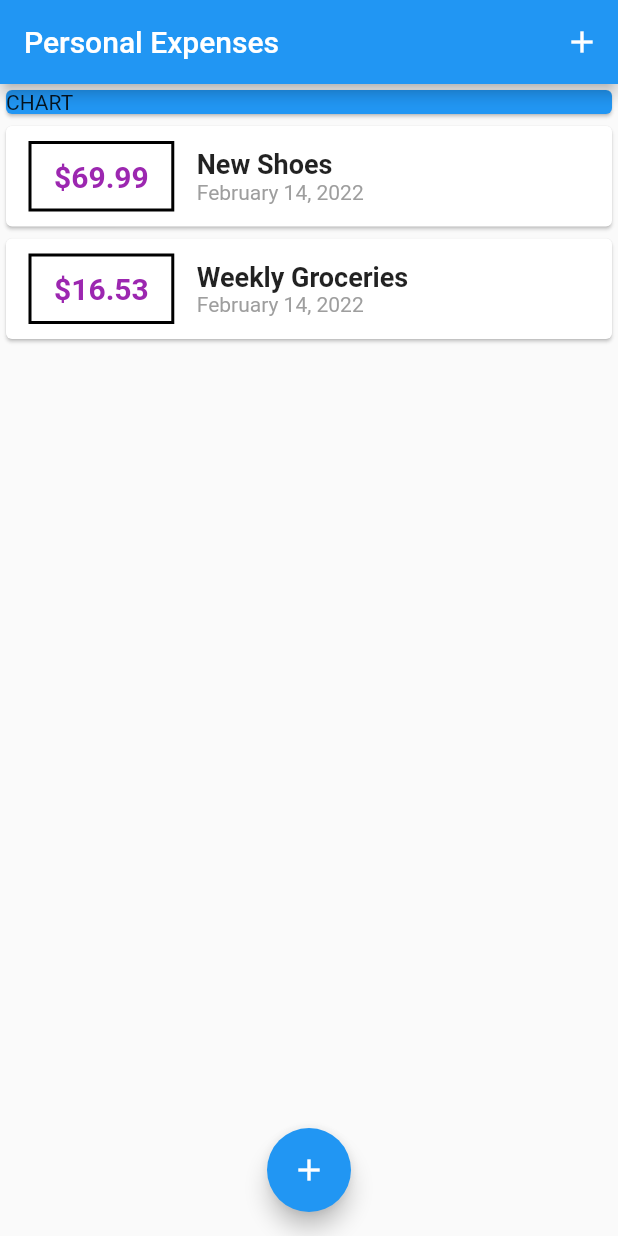
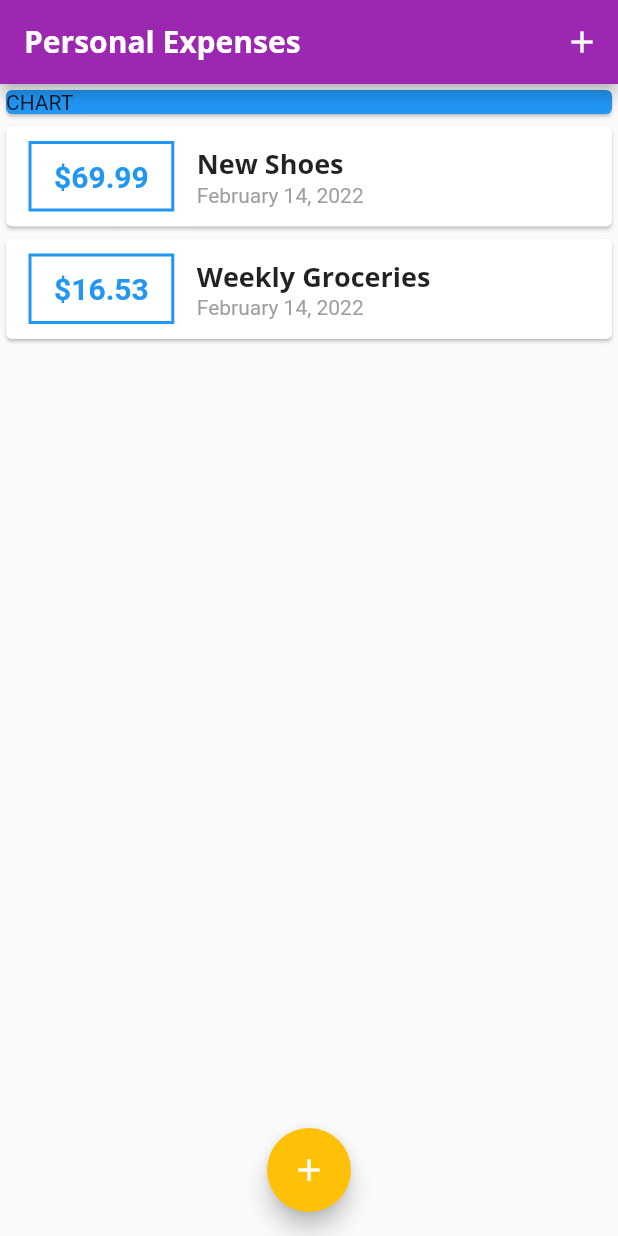
Before and after one commit to ahmetsarac/flutter-personal-expenses, a Flutter app: the screen it shows after launch, on a phone screen of 412 x 824 dp. Run offline on Flutter 3.47's test engine with Material 2 defaults, Android fonts, the phone set to English and light mode, and no system bars.

Commit message:
Theming and font changes are done.

```diff
--- a/lib/main.dart
+++ b/lib/main.dart
@@ -11,9 +11,27 @@ class PersonalExpensesApp extends StatelessWidget {
 
   @override
   Widget build(BuildContext context) {
-    return const MaterialApp(
+    return MaterialApp(
       title: 'Personal Expenses App',
-      home: HomePage(),
+      theme: ThemeData(
+        fontFamily: 'Quicksand',
+        textTheme: ThemeData.light().textTheme.copyWith(
+            titleMedium: const TextStyle(
+                fontFamily: 'OpenSans',
+                fontWeight: FontWeight.bold,
+                fontSize: 18)),
+        appBarTheme: const AppBarTheme(
+          titleTextStyle: TextStyle(
+            fontFamily: 'OpenSans',
+            fontSize: 20,
+            fontWeight: FontWeight.bold,
+          ),
+        ),
+      ).copyWith(
+          colorScheme: ColorScheme.fromSwatch(
+        primarySwatch: Colors.purple,
+      ).copyWith(secondary: Colors.amber)),
+      home: const HomePage(),
     );
   }
 }
@@ -66,7 +84,9 @@ class _HomePageState extends State<HomePage> {
   Widget build(BuildContext context) {
     return Scaffold(
       appBar: AppBar(
-        title: const Text('Personal Expenses'),
+        title: const Text(
+          'Personal Expenses',
+        ),
         actions: [
           IconButton(
             icon: const Icon(Icons.add),
--- a/lib/widgets/transaction_list.dart
+++ b/lib/widgets/transaction_list.dart
@@ -27,15 +27,15 @@ class TransactionList extends StatelessWidget {
                   ),
                   decoration: BoxDecoration(
                       border: Border.all(
-                    color: Colors.black,
+                    color: Theme.of(context).primaryColor,
                     width: 2,
                   )),
                   child: Text(
                     '\$${transactions[index].amount.toStringAsFixed(2)}',
-                    style: const TextStyle(
+                    style: TextStyle(
                         fontWeight: FontWeight.bold,
                         fontSize: 20,
-                        color: Colors.purple),
+                        color: Theme.of(context).primaryColor),
                   ),
                 ),
                 Column(
@@ -43,10 +43,7 @@ class TransactionList extends StatelessWidget {
                   children: [
                     Text(
                       transactions[index].title,
-                      style: const TextStyle(
-                        fontSize: 18,
-                        fontWeight: FontWeight.bold,
-                      ),
+                      style: Theme.of(context).textTheme.titleMedium,
                     ),
                     Text(
                       DateFormat.yMMMMd().format(transactions[index].date),
```
Also changed, not shown: pubspec.yaml (+11 -14 lines), assets/fonts/OpenSans-Bold.ttf (added), assets/fonts/OpenSans-Regular.ttf (added), assets/fonts/Quicksand-Bold.ttf (added), assets/fonts/Quicksand-Light.ttf (added), assets/fonts/Quicksand-Medium.ttf (added), assets/fonts/Quicksand-Regular.ttf (added).
